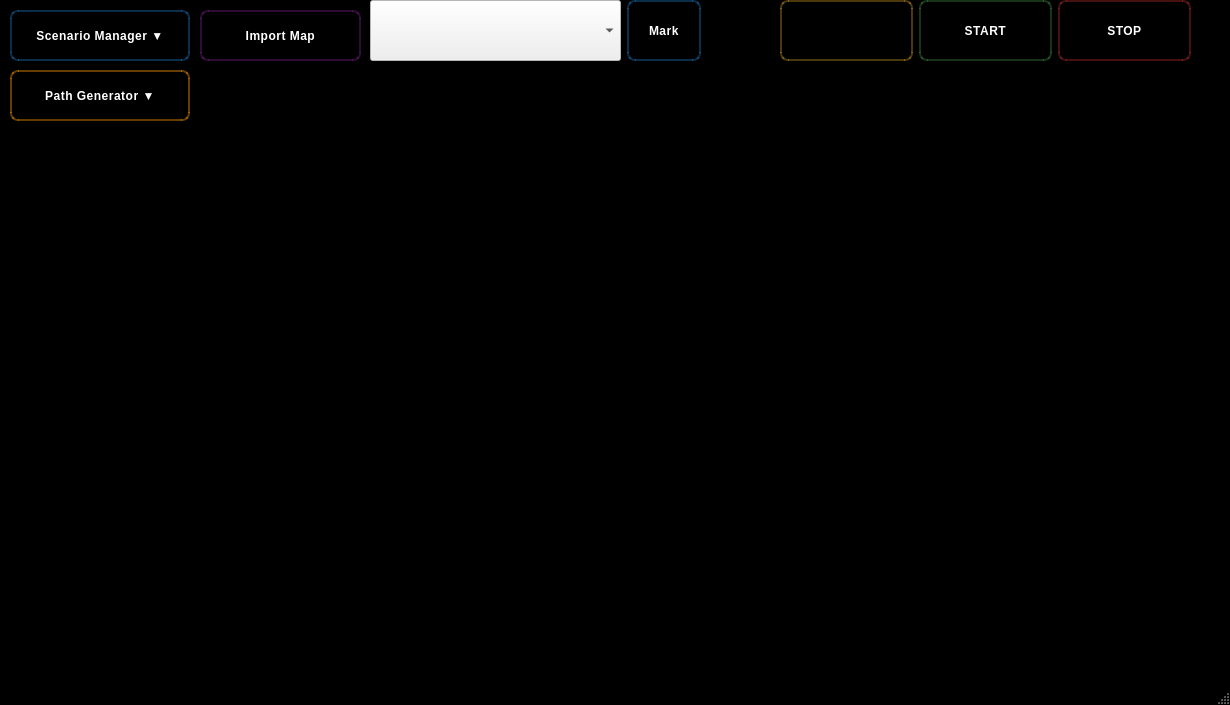
shridharbhandiwad/Zoppler_MissionPlannerQt, file cvistarplanner.ui: the form before one commit.
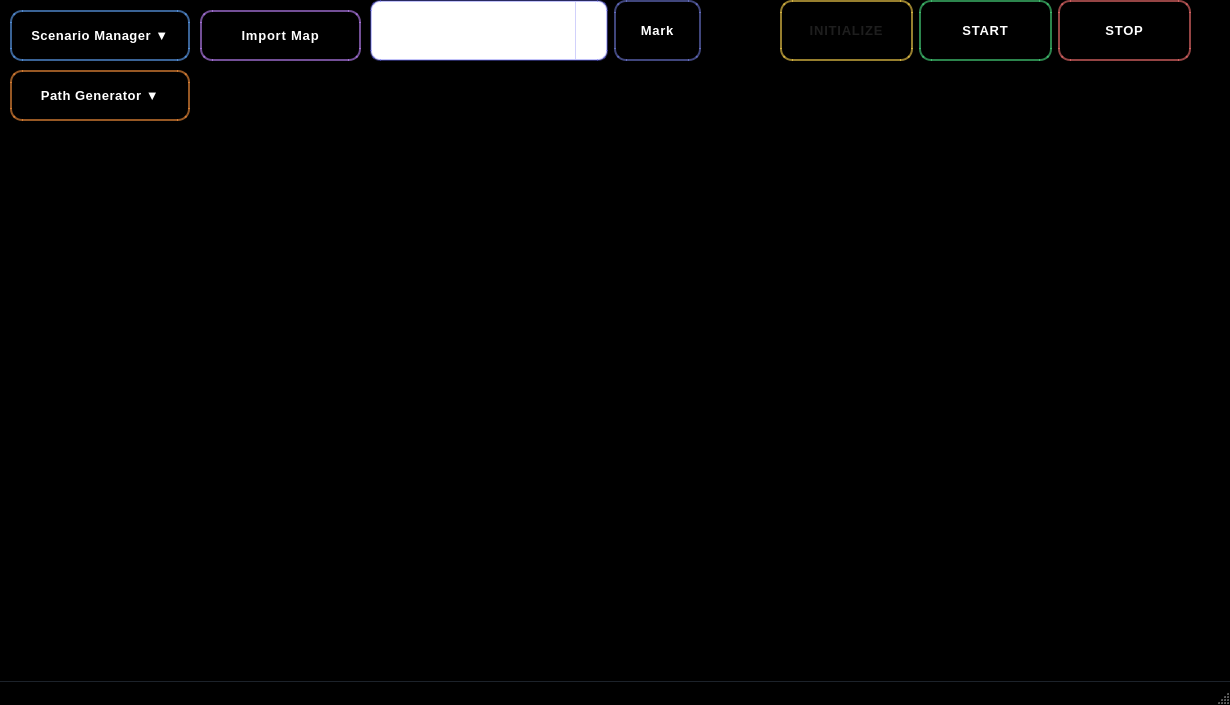
The form after the commit. Custom widgets are drawn as their Qt base class.

Commit message: Refactor: Update UI styles for a modern dark theme

```diff
--- a/cvistarplanner.ui
+++ b/cvistarplanner.ui
@@ -260,9 +260,67 @@
           <property name="autoFillBackground">
            <bool>false</bool>
           </property>
-          <property name="styleSheet">
-           <string notr="true">QPushButton {background-color:rgba(0,0,255,0.7)};</string>
-          </property>
+         <property name="styleSheet">
+          <string notr="true">QComboBox {
+    background: qlineargradient(x1:0, y1:0, x2:0, y2:1,
+                                stop:0 rgba(55, 65, 81, 0.95),
+                                stop:0.5 rgba(45, 55, 72, 0.95),
+                                stop:1 rgba(37, 47, 63, 0.95));
+    border: 2px solid rgba(99, 102, 241, 0.4);
+    border-radius: 10px;
+    padding: 8px 15px;
+    color: white;
+    font-weight: 600;
+    font-size: 10pt;
+    selection-background-color: rgba(99, 102, 241, 0.6);
+}
+QComboBox:hover {
+    background: qlineargradient(x1:0, y1:0, x2:0, y2:1,
+                                stop:0 rgba(65, 75, 91, 0.95),
+                                stop:0.5 rgba(55, 65, 82, 0.95),
+                                stop:1 rgba(47, 57, 73, 0.95));
+    border: 2px solid rgba(129, 140, 248, 0.6);
+}
+QComboBox:focus {
+    border: 2px solid rgba(129, 140, 248, 0.8);
+    outline: none;
+}
+QComboBox::drop-down {
+    subcontrol-origin: padding;
+    subcontrol-position: center right;
+    width: 30px;
+    border: none;
+    border-left: 1px solid rgba(99, 102, 241, 0.3);
+    border-top-right-radius: 10px;
+    border-bottom-right-radius: 10px;
+    background: transparent;
+}
+QComboBox::down-arrow {
+    width: 12px;
+    height: 12px;
+}
+QComboBox QAbstractItemView {
+    background: rgba(37, 47, 63, 0.98);
+    border: 2px solid rgba(99, 102, 241, 0.5);
+    border-radius: 10px;
+    padding: 8px;
+    selection-background-color: rgba(99, 102, 241, 0.5);
+    selection-color: white;
+    outline: none;
+}
+QComboBox QAbstractItemView::item {
+    padding: 10px 15px;
+    border-radius: 6px;
+    margin: 2px;
+    color: white;
+}
+QComboBox QAbstractItemView::item:hover {
+    background: rgba(99, 102, 241, 0.3);
+}
+QComboBox QAbstractItemView::item:selected {
+    background: rgba(99, 102, 241, 0.5);
+}</string>
+         </property>
           <item>
            <property name="text">
             <string/>
@@ -327,18 +385,20 @@
           <property name="autoFillBackground">
            <bool>false</bool>
           </property>
-          <property name="styleSheet">
-           <string notr="true">QPushButton {
+         <property name="styleSheet">
+          <string notr="true">QPushButton {
     background: qlineargradient(x1:0, y1:0, x2:0, y2:1, 
-                                stop:0 rgba(33, 150, 243, 0.7), 
-                                stop:0.5 rgba(30, 136, 229, 0.7), 
-                                stop:1 rgba(25, 118, 210, 0.7));
-    border: 2px solid rgba(33, 150, 243, 0.3);
+                                stop:0 rgba(99, 102, 241, 0.9), 
+                                stop:0.4 rgba(79, 82, 221, 0.9), 
+                                stop:1 rgba(67, 56, 202, 0.9));
+    border: 2px solid rgba(129, 140, 248, 0.5);
     color: white;
-    padding: 10px 20px;
-    border-radius: 8px;
-    font-weight: 600;
-    letter-spacing: 0.5px;
+    padding: 12px 24px;
+    border-radius: 12px;
+    font-weight: 700;
+    font-size: 10pt;
+    letter-spacing: 0.8px;
+    text-transform: uppercase;
 }
 QPushButton:hover {
     background: qlineargradient(x1:0, y1:0, x2:0, y2:1,
@@ -356,10 +416,10 @@
 }
 QPushButton:disabled {
     background: qlineargradient(x1:0, y1:0, x2:0, y2:1,
-                                stop:0 rgba(189, 189, 189, 0.7),
-                                stop:1 rgba(158, 158, 158, 0.7));
-    border: 2px solid rgba(189, 189, 189, 0.3);
-    color: rgba(255, 255, 255, 0.5);
+                                stop:0 rgba(107, 114, 128, 0.7),
+                                stop:1 rgba(75, 85, 99, 0.7));
+    border: 2px solid rgba(107, 114, 128, 0.3);
+    color: rgba(255, 255, 255, 0.4);
 }</string>
           </property>
           <property name="text">
@@ -399,16 +459,16 @@
           <property name="styleSheet">
            <string notr="true">QPushButton {
     background: qlineargradient(x1:0, y1:0, x2:0, y2:1,
-                                stop:0 rgba(255, 213, 79, 0.7),
-                                stop:0.5 rgba(253, 216, 53, 0.7),
-                                stop:1 rgba(251, 192, 45, 0.7));
-    border: 2px solid rgba(251, 192, 45, 0.3);
-    color: #000000;
-    padding: 10px 20px;
-    border-radius: 8px;
-    font-weight: 600;
-    letter-spacing: 0.5px;
-    text-shadow: 0px 1px 0px rgba(255, 255, 255, 0.3);
+                                stop:0 rgba(251, 191, 36, 0.95),
+                                stop:0.4 rgba(245, 158, 11, 0.95),
+                                stop:1 rgba(217, 119, 6, 0.95));
+    border: 2px solid rgba(252, 211, 77, 0.6);
+    color: rgba(30, 30, 30, 1);
+    padding: 12px 20px;
+    border-radius: 12px;
+    font-weight: 700;
+    font-size: 10pt;
+    letter-spacing: 0.8px;
 }
 QPushButton:hover {
     background: qlineargradient(x1:0, y1:0, x2:0, y2:1,
@@ -426,9 +486,9 @@
 }
 QPushButton:disabled {
     background: qlineargradient(x1:0, y1:0, x2:0, y2:1,
-                                stop:0 rgba(189, 189, 189, 0.7),
-                                stop:1 rgba(158, 158, 158, 0.7));
-    border: 2px solid rgba(189, 189, 189, 0.3);
+                                stop:0 rgba(107, 114, 128, 0.7),
+                                stop:1 rgba(75, 85, 99, 0.7));
+    border: 2px solid rgba(107, 114, 128, 0.3);
     color: rgba(0, 0, 0, 0.3);
 }</string>
           </property>
@@ -457,15 +517,16 @@
           <property name="styleSheet">
            <string notr="true">QPushButton {
     background: qlineargradient(x1:0, y1:0, x2:0, y2:1,
-                                stop:0 rgba(76, 175, 80, 0.7),
-                                stop:0.5 rgba(56, 142, 60, 0.7),
-                                stop:1 rgba(46, 125, 50, 0.7));
-    border: 2px solid rgba(76, 175, 80, 0.3);
+                                stop:0 rgba(34, 197, 94, 0.95),
+                                stop:0.4 rgba(22, 163, 74, 0.95),
+                                stop:1 rgba(21, 128, 61, 0.95));
+    border: 2px solid rgba(74, 222, 128, 0.6);
     color: white;
-    padding: 10px 20px;
-    border-radius: 8px;
-    font-weight: 600;
-    letter-spacing: 0.5px;
+    padding: 12px 20px;
+    border-radius: 12px;
+    font-weight: 700;
+    font-size: 10pt;
+    letter-spacing: 0.8px;
 }
 QPushButton:hover {
     background: qlineargradient(x1:0, y1:0, x2:0, y2:1,
@@ -483,10 +544,10 @@
 }
 QPushButton:disabled {
     background: qlineargradient(x1:0, y1:0, x2:0, y2:1,
-                                stop:0 rgba(189, 189, 189, 0.7),
-                                stop:1 rgba(158, 158, 158, 0.7));
-    border: 2px solid rgba(189, 189, 189, 0.3);
-    color: rgba(255, 255, 255, 0.5);
+                                stop:0 rgba(107, 114, 128, 0.7),
+                                stop:1 rgba(75, 85, 99, 0.7));
+    border: 2px solid rgba(107, 114, 128, 0.3);
+    color: rgba(255, 255, 255, 0.4);
 }</string>
           </property>
           <property name="text">
@@ -514,15 +575,16 @@
           <property name="styleSheet">
            <string notr="true">QPushButton {
     background: qlineargradient(x1:0, y1:0, x2:0, y2:1,
-                                stop:0 rgba(229, 57, 53, 0.7),
-                                stop:0.5 rgba(211, 47, 47, 0.7),
-                                stop:1 rgba(198, 40, 40, 0.7));
-    border: 2px solid rgba(229, 57, 53, 0.3);
+                                stop:0 rgba(239, 68, 68, 0.95),
+                                stop:0.4 rgba(220, 38, 38, 0.95),
+                                stop:1 rgba(185, 28, 28, 0.95));
+    border: 2px solid rgba(248, 113, 113, 0.6);
     color: white;
-    padding: 10px 20px;
-    border-radius: 8px;
-    font-weight: 600;
-    letter-spacing: 0.5px;
+    padding: 12px 20px;
+    border-radius: 12px;
+    font-weight: 700;
+    font-size: 10pt;
+    letter-spacing: 0.8px;
 }
 QPushButton:hover {
     background: qlineargradient(x1:0, y1:0, x2:0, y2:1,
@@ -540,10 +602,10 @@
 }
 QPushButton:disabled {
     background: qlineargradient(x1:0, y1:0, x2:0, y2:1,
-                                stop:0 rgba(189, 189, 189, 0.7),
-                                stop:1 rgba(158, 158, 158, 0.7));
-    border: 2px solid rgba(189, 189, 189, 0.3);
-    color: rgba(255, 255, 255, 0.5);
+                                stop:0 rgba(107, 114, 128, 0.7),
+                                stop:1 rgba(75, 85, 99, 0.7));
+    border: 2px solid rgba(107, 114, 128, 0.3);
+    color: rgba(255, 255, 255, 0.4);
 }</string>
           </property>
           <property name="text">
@@ -580,15 +642,16 @@
        <property name="styleSheet">
         <string notr="true">QPushButton {
     background: qlineargradient(x1:0, y1:0, x2:0, y2:1,
-                                stop:0 rgba(156, 39, 176, 0.7),
-                                stop:0.5 rgba(142, 36, 170, 0.7),
-                                stop:1 rgba(123, 31, 162, 0.7));
-    border: 2px solid rgba(156, 39, 176, 0.3);
+                                stop:0 rgba(168, 85, 247, 0.95),
+                                stop:0.4 rgba(147, 51, 234, 0.95),
+                                stop:1 rgba(126, 34, 206, 0.95));
+    border: 2px solid rgba(192, 132, 252, 0.6);
     color: white;
-    padding: 10px 20px;
-    border-radius: 8px;
-    font-weight: 600;
-    letter-spacing: 0.5px;
+    padding: 12px 20px;
+    border-radius: 12px;
+    font-weight: 700;
+    font-size: 10pt;
+    letter-spacing: 0.8px;
 }
 QPushButton:hover {
     background: qlineargradient(x1:0, y1:0, x2:0, y2:1,
@@ -606,10 +669,10 @@
 }
 QPushButton:disabled {
     background: qlineargradient(x1:0, y1:0, x2:0, y2:1,
-                                stop:0 rgba(189, 189, 189, 0.7),
-                                stop:1 rgba(158, 158, 158, 0.7));
-    border: 2px solid rgba(189, 189, 189, 0.3);
-    color: rgba(255, 255, 255, 0.5);
+                                stop:0 rgba(107, 114, 128, 0.7),
+                                stop:1 rgba(75, 85, 99, 0.7));
+    border: 2px solid rgba(107, 114, 128, 0.3);
+    color: rgba(255, 255, 255, 0.4);
 }</string>
        </property>
        <property name="text">
@@ -643,14 +706,15 @@
        <property name="styleSheet">
         <string notr="true">QPushButton {
     background: qlineargradient(x1:0, y1:0, x2:0, y2:1,
-                                stop:0 rgba(255, 152, 0, 0.85),
-                                stop:0.5 rgba(245, 124, 0, 0.85),
-                                stop:1 rgba(230, 81, 0, 0.85));
-    border: 2px solid rgba(255, 152, 0, 0.4);
+                                stop:0 rgba(249, 115, 22, 0.95),
+                                stop:0.4 rgba(234, 88, 12, 0.95),
+                                stop:1 rgba(194, 65, 12, 0.95));
+    border: 2px solid rgba(251, 146, 60, 0.6);
     color: white;
-    padding: 10px 20px;
-    border-radius: 8px;
-    font-weight: 600;
+    padding: 12px 20px;
+    border-radius: 12px;
+    font-weight: 700;
+    font-size: 10pt;
     letter-spacing: 0.5px;
 }
 QPushButton:hover {
@@ -669,10 +733,10 @@
 }
 QPushButton:disabled {
     background: qlineargradient(x1:0, y1:0, x2:0, y2:1,
-                                stop:0 rgba(189, 189, 189, 0.7),
-                                stop:1 rgba(158, 158, 158, 0.7));
-    border: 2px solid rgba(189, 189, 189, 0.3);
-    color: rgba(255, 255, 255, 0.5);
+                                stop:0 rgba(107, 114, 128, 0.7),
+                                stop:1 rgba(75, 85, 99, 0.7));
+    border: 2px solid rgba(107, 114, 128, 0.3);
+    color: rgba(255, 255, 255, 0.4);
 }
 QPushButton::menu-indicator {
     image: none;
@@ -710,14 +774,15 @@
        <property name="styleSheet">
         <string notr="true">QPushButton {
     background: qlineargradient(x1:0, y1:0, x2:0, y2:1,
-                                stop:0 rgba(33, 150, 243, 0.7),
-                                stop:0.5 rgba(30, 136, 229, 0.7),
-                                stop:1 rgba(25, 118, 210, 0.7));
-    border: 2px solid rgba(33, 150, 243, 0.3);
+                                stop:0 rgba(59, 130, 246, 0.95),
+                                stop:0.4 rgba(37, 99, 235, 0.95),
+                                stop:1 rgba(29, 78, 216, 0.95));
+    border: 2px solid rgba(96, 165, 250, 0.6);
     color: white;
-    padding: 10px 20px;
-    border-radius: 8px;
-    font-weight: 600;
+    padding: 12px 20px;
+    border-radius: 12px;
+    font-weight: 700;
+    font-size: 10pt;
     letter-spacing: 0.5px;
 }
 QPushButton:hover {
@@ -736,10 +801,10 @@
 }
 QPushButton:disabled {
     background: qlineargradient(x1:0, y1:0, x2:0, y2:1,
-                                stop:0 rgba(189, 189, 189, 0.7),
-                                stop:1 rgba(158, 158, 158, 0.7));
-    border: 2px solid rgba(189, 189, 189, 0.3);
-    color: rgba(255, 255, 255, 0.5);
+                                stop:0 rgba(107, 114, 128, 0.7),
+                                stop:1 rgba(75, 85, 99, 0.7));
+    border: 2px solid rgba(107, 114, 128, 0.3);
+    color: rgba(255, 255, 255, 0.4);
 }
 QPushButton::menu-indicator {
     image: none;
@@ -938,7 +1003,17 @@
     <bool>true</bool>
    </property>
    <property name="styleSheet">
-    <string notr="true">color:white</string>
+    <string notr="true">QStatusBar {
+    background: qlineargradient(x1:0, y1:0, x2:0, y2:1,
+                                stop:0 rgba(30, 41, 59, 0.95),
+                                stop:1 rgba(15, 23, 42, 0.98));
+    color: rgba(226, 232, 240, 0.95);
+    border-top: 1px solid rgba(71, 85, 105, 0.4);
+    padding: 6px 12px;
+    font-size: 12pt;
+    font-weight: 500;
+    letter-spacing: 0.3px;
+}</string>
    </property>
   </widget>
  </widget>
```
Left out of the diff: 112 changed lines with no effect on the pictures. The commit also changes 5 other files.
